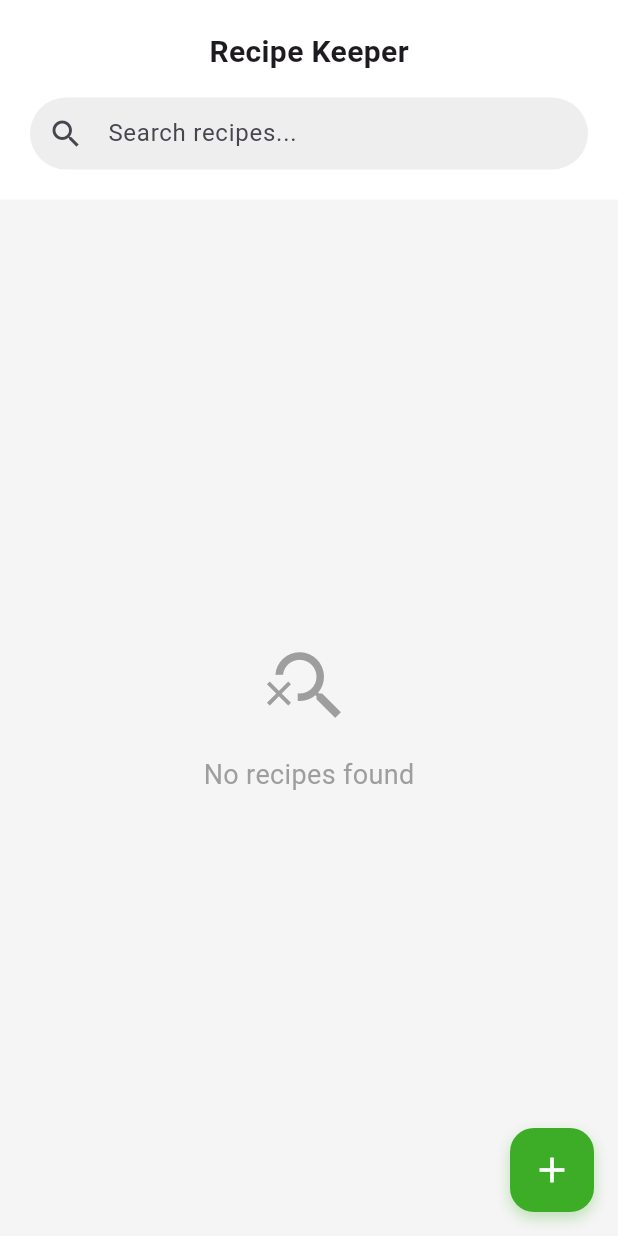
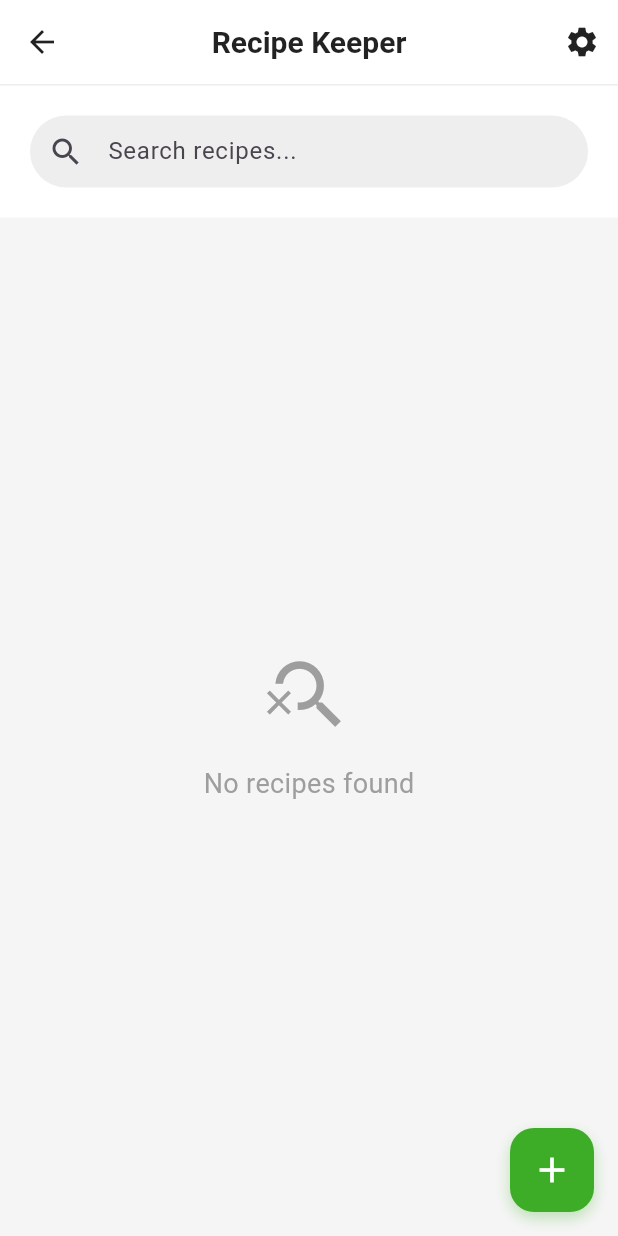
Before and after one commit to KCUkeka/grubypro, a Flutter app: the RecipeScreen screen opened directly, on a phone screen of 412 x 824 dp. Run offline on Flutter 3.47's test engine with Material 3 defaults, Android fonts, the phone set to English and light mode, and no system bars; our stand-ins replace csv, flutter_dotenv, permission_handler, sqflite, supabase_flutter; accounts and stored records are empty.

Commit message:
Edited navigation bar for Gruby screens

```diff
--- /dev/null
+++ b/lib/screens/app_bar.dart
@@ -0,0 +1,52 @@
+import 'package:flutter/material.dart';
+
+class CustomAppBar extends StatelessWidget implements PreferredSizeWidget {
+  final Widget? leading;
+  final Widget? title;
+  final List<Widget>? actions;
+  final Color backgroundColor;
+  final Color foregroundColor;
+  final double elevation;
+  final bool centerTitle;
+  final PreferredSizeWidget? bottom;
+  final bool showDivider;
+
+  const CustomAppBar({
+    super.key,
+    this.leading,
+    this.title,
+    this.actions,
+    this.backgroundColor = Colors.white,
+    this.foregroundColor = Colors.black87,
+    this.elevation = 0,
+    this.centerTitle = true,
+    this.bottom,
+    this.showDivider = true,
+  });
+
+  @override
+  Widget build(BuildContext context) {
+    return AppBar(
+      leading: leading,
+      title: title,
+      actions: actions,
+      backgroundColor: backgroundColor,
+      foregroundColor: foregroundColor,
+      elevation: elevation,
+      centerTitle: centerTitle,
+      bottom:
+          bottom ??
+          (showDivider
+              ? PreferredSize(
+                preferredSize: const Size.fromHeight(1),
+                child: Container(height: 1, color: Colors.grey[200]),
+              )
+              : null),
+    );
+  }
+
+  @override
+  Size get preferredSize => Size.fromHeight(
+    kToolbarHeight + (bottom?.preferredSize.height ?? (showDivider ? 1 : 0)),
+  );
+}
--- a/lib/screens/gruby/dashboard.dart
+++ b/lib/screens/gruby/dashboard.dart
@@ -1,4 +1,5 @@
 import 'package:flutter/material.dart';
+import 'package:grubypro/screens/app_bar.dart';
 import 'package:grubypro/screens/gruby/pantry_screen.dart';
 import 'package:grubypro/screens/gruby/setting.dart';
 import 'package:grubypro/screens/gruby/shopping_list_screen.dart';
@@ -54,7 +55,7 @@
   Widget build(BuildContext context) {
     return Scaffold(
       backgroundColor: Colors.grey[50],
-      appBar: AppBar(
+      appBar: CustomAppBar(
         leading: IconButton(
           icon: const Icon(Icons.settings_outlined),
           onPressed: () {
--- a/lib/screens/gruby/shopping_list_screen.dart
+++ b/lib/screens/gruby/shopping_list_screen.dart
@@ -1,4 +1,5 @@
 import 'package:flutter/material.dart';
+import 'package:grubypro/screens/app_bar.dart';
 import 'package:intl/intl.dart';
 import 'package:supabase_flutter/supabase_flutter.dart';
 
@@ -799,7 +800,7 @@
       length: 2,
       child: Scaffold(
         backgroundColor: Colors.grey[50],
-        appBar: AppBar(
+        appBar: CustomAppBar(
           title: const Text(
             'Shopping List',
             style: TextStyle(
```
Also changed, not shown: lib/main.dart (+0 -57 lines), lib/screens/gruby/recipe.dart (+96 -162 lines).
